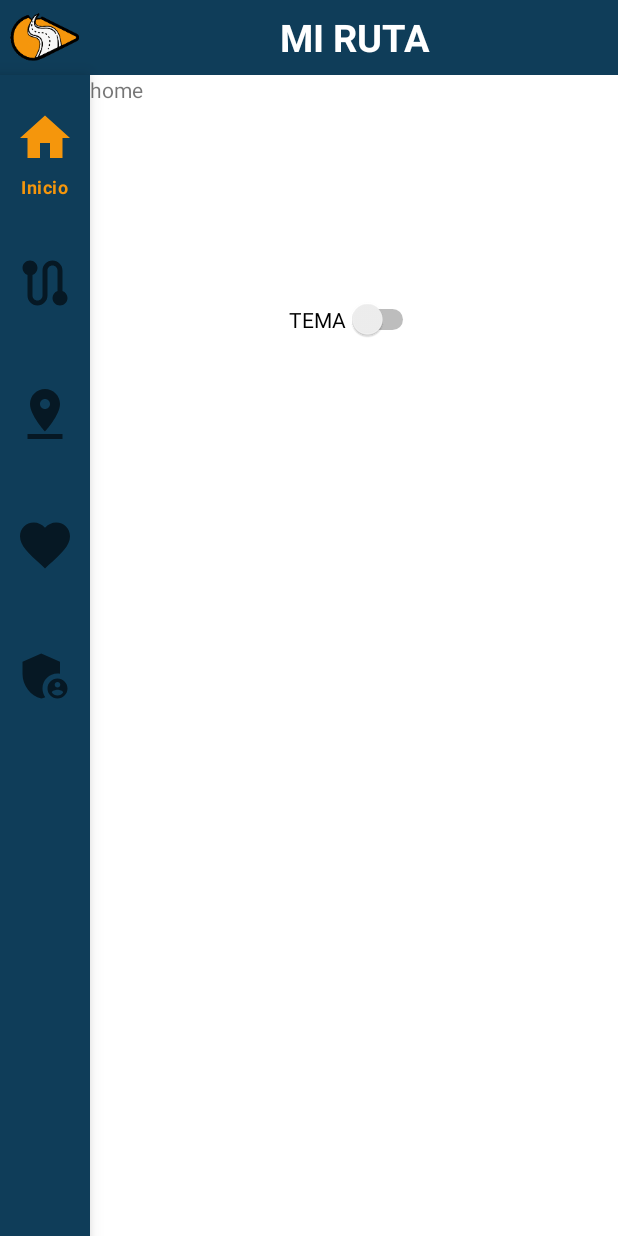
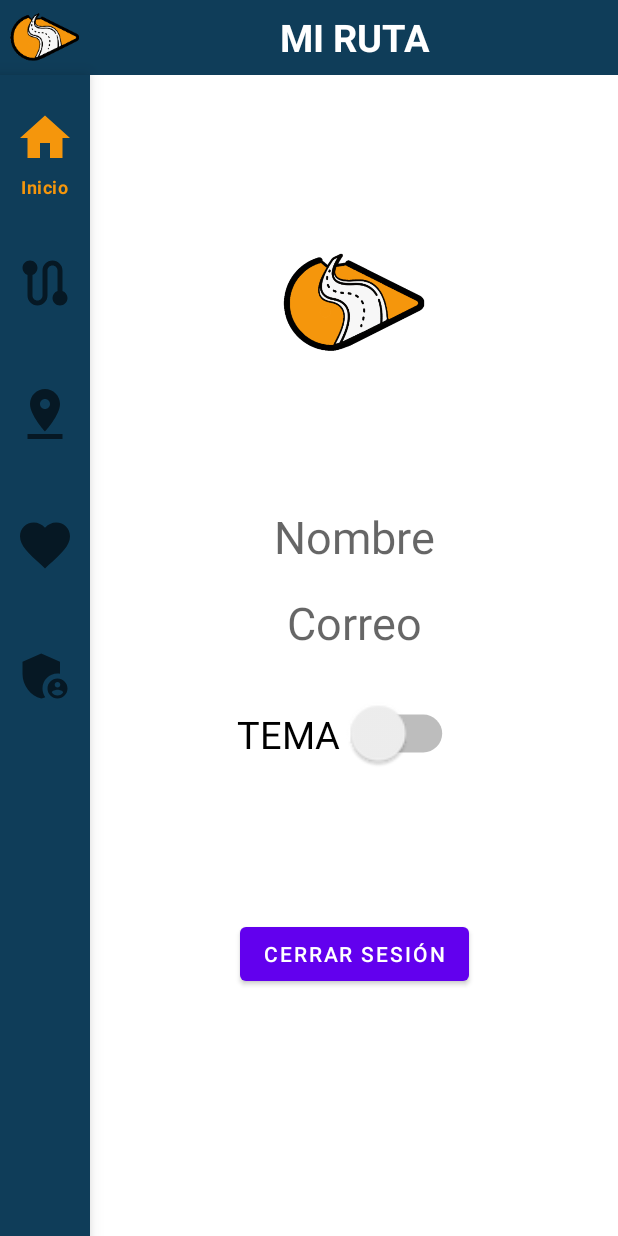
Before and after one commit to Alexis764/MiRutaV2, an Android app: the HomeActivity screen opened directly, with no data from a screen before it, on a phone screen of 412 x 824 dp. Run offline under Robolectric (Android 15) with nearby library versions, the phone set to English and light mode, and no system bars; our stand-ins replace navigation-ui.

Commit message:
Cambios al Switch y Diseño de Home

```diff
--- a/app/src/main/AndroidManifest.xml
+++ b/app/src/main/AndroidManifest.xml
@@ -5,6 +5,8 @@
     <uses-permission android:name="android.permission.INTERNET" /> <!-- Permiso de localizacion para maps -->
     <uses-permission android:name="android.permission.ACCESS_FINE_LOCATION" />
     <uses-permission android:name="android.permission.ACCESS_COARSE_LOCATION" />
+    <!-- Permiso para modificar SharedPreferences -->
+    <uses-permission android:name="android.permission.WRITE_EXTERNAL_STORAGE" />
 
     <application
         android:allowBackup="true"
--- a/app/src/main/java/com/example/mirutav2/home/HomeActivity.kt
+++ b/app/src/main/java/com/example/mirutav2/home/HomeActivity.kt
@@ -27,8 +27,7 @@ class HomeActivity : AppCompatActivity() {
     //Variables para componentes
     private lateinit var nrvHome: NavigationRailView
     private lateinit var fcvHome: NavHostFragment
-    //Variable Switch(Tema)
-    private lateinit var switch: Switch
+
 
     override fun onCreate(savedInstanceState: Bundle?) {
         super.onCreate(savedInstanceState)
@@ -36,7 +35,6 @@ class HomeActivity : AppCompatActivity() {
 
         initComponent()
         initController()
-        initSwitch()
 
     }
 
@@ -45,10 +43,6 @@ class HomeActivity : AppCompatActivity() {
     private fun initComponent() {
         nrvHome = findViewById(R.id.nrvHome)
         fcvHome = supportFragmentManager.findFragmentById(R.id.fcvHome) as NavHostFragment
-
-        //Swith
-        switch = findViewById(R.id.switch1)
-
     }
 
 
@@ -58,29 +52,4 @@ class HomeActivity : AppCompatActivity() {
         nrvHome.setupWithNavController(navController)
     }
 
-    private fun startMain() {
-        val intent = Intent(this, MainActivity::class.java)
-        startActivity(intent)
-    }
-
-
-    // Switch para Tema Claro/Oscuro
-    private fun initSwitch() {
-
-        val sp = getSharedPreferences("SP", Context.MODE_PRIVATE)
-        val editor = sp.edit()
-
-        switch.setOnClickListener {
-
-            if (switch.isChecked) {
-                editor.putInt("Theme",0)
-            } else {
-                editor.putInt("Theme",1)
-            }
-            editor.commit()
-
-        }
-    }
-
-
 }
--- a/app/src/main/java/com/example/mirutav2/home/HomeFragment.kt
+++ b/app/src/main/java/com/example/mirutav2/home/HomeFragment.kt
@@ -1,60 +1,58 @@
 package com.example.mirutav2.home
 
+import android.content.Context
+import android.content.SharedPreferences
 import android.os.Bundle
-import androidx.fragment.app.Fragment
 import android.view.LayoutInflater
 import android.view.View
 import android.view.ViewGroup
+import android.widget.Switch
+import androidx.appcompat.app.AppCompatActivity
+import androidx.appcompat.app.AppCompatDelegate
+import androidx.fragment.app.Fragment
 import com.example.mirutav2.R
 
-// TODO: Rename parameter arguments, choose names that match
-// the fragment initialization parameters, e.g. ARG_ITEM_NUMBER
-private const val ARG_PARAM1 = "param1"
-private const val ARG_PARAM2 = "param2"
+class HomeFragment : Fragment() {
 
-/**
- * A simple [Fragment] subclass.
- * Use the [HomeFragment.newInstance] factory method to
- * create an instance of this fragment.
- */
-class HomeFragment : Fragment() {
-    // TODO: Rename and change types of parameters
-    private var param1: String? = null
-    private var param2: String? = null
-
-    override fun onCreate(savedInstanceState: Bundle?) {
-        super.onCreate(savedInstanceState)
-        arguments?.let {
-            param1 = it.getString(ARG_PARAM1)
-            param2 = it.getString(ARG_PARAM2)
-        }
-    }
+    private lateinit var switch: Switch
 
     override fun onCreateView(
         inflater: LayoutInflater, container: ViewGroup?,
         savedInstanceState: Bundle?
     ): View? {
-        // Inflate the layout for this fragment
-        return inflater.inflate(R.layout.fragment_home, container, false)
+        val rootView: View = inflater.inflate(R.layout.fragment_home, container, false)
+        initComponent(rootView)
+        initSwitch()
+        return rootView
     }
 
-    companion object {
-        /**
-         * Use this factory method to create a new instance of
-         * this fragment using the provided parameters.
-         *
-         * @param param1 Parameter 1.
-         * @param param2 Parameter 2.
-         * @return A new instance of fragment HomeFragment.
-         */
-        // TODO: Rename and change types and number of parameters
-        @JvmStatic
-        fun newInstance(param1: String, param2: String) =
-            HomeFragment().apply {
-                arguments = Bundle().apply {
-                    putString(ARG_PARAM1, param1)
-                    putString(ARG_PARAM2, param2)
-                }
+    private fun initComponent(rootView: View) {
+        switch = rootView.findViewById(R.id.switch1)
+    }
+
+    private fun initSwitch() {
+        val activity = requireActivity()
+        val sp: SharedPreferences = activity.getSharedPreferences("SP", Context.MODE_PRIVATE)
+        val editor = sp.edit()
+
+        switch.setOnCheckedChangeListener { _, isChecked ->
+            if (isChecked) {
+                editor.putInt("Theme", 0)
+            } else {
+                editor.putInt("Theme", 1)
             }
+            editor.apply()
+            setDayNight(activity as AppCompatActivity)
+        }
+    }
+
+    private fun setDayNight(activity: AppCompatActivity) {
+        val sp: SharedPreferences = activity.getSharedPreferences("SP", Context.MODE_PRIVATE)
+        val theme = sp.getInt("Theme", 1)
+        if (theme == 0) {
+            activity.delegate.localNightMode = AppCompatDelegate.MODE_NIGHT_YES
+        } else {
+            activity.delegate.localNightMode = AppCompatDelegate.MODE_NIGHT_NO
+        }
     }
 }
--- a/app/src/main/res/layout/activity_home.xml
+++ b/app/src/main/res/layout/activity_home.xml
@@ -64,17 +64,4 @@
 
     </androidx.fragment.app.FragmentContainerView>
 
-    <!-- Button Switch White/Black -->
-
-    <Switch
-        android:id="@+id/switch1"
-        android:layout_width="wrap_content"
-        android:layout_height="wrap_content"
-        android:text="TEMA"
-        app:layout_constraintBottom_toBottomOf="@+id/fcvHome"
-        app:layout_constraintEnd_toEndOf="@+id/fcvHome"
-        app:layout_constraintStart_toEndOf="@+id/nrvHome"
-        app:layout_constraintTop_toBottomOf="@+id/tbHome"
-        app:layout_constraintVertical_bias="0.2"/>
-
 </androidx.constraintlayout.widget.ConstraintLayout>
--- a/app/src/main/res/layout/fragment_home.xml
+++ b/app/src/main/res/layout/fragment_home.xml
@@ -1,14 +1,82 @@
 <?xml version="1.0" encoding="utf-8"?>
-<FrameLayout xmlns:android="http://schemas.android.com/apk/res/android"
+<androidx.constraintlayout.widget.ConstraintLayout
+    xmlns:android="http://schemas.android.com/apk/res/android"
+    xmlns:app="http://schemas.android.com/apk/res-auto"
     xmlns:tools="http://schemas.android.com/tools"
     android:layout_width="match_parent"
     android:layout_height="match_parent"
     tools:context=".home.HomeFragment">
 
-    <!-- TODO: Update blank fragment layout -->
+
+    <ImageView
+        android:id="@+id/avatarImageView"
+        android:layout_width="100dp"
+        android:layout_height="100dp"
+        android:src="@drawable/logo"
+        app:layout_constraintBottom_toBottomOf="parent"
+        app:layout_constraintEnd_toEndOf="parent"
+        app:layout_constraintStart_toStartOf="parent"
+        app:layout_constraintTop_toTopOf="parent"
+        app:layout_constraintVertical_bias="0.15" />
+
     <TextView
-        android:layout_width="match_parent"
-        android:layout_height="match_parent"
-        android:text="home" />
+        android:id="@+id/nombreTextView"
+        android:layout_width="200dp"
+        android:layout_height="wrap_content"
 
-</FrameLayout>
+        android:text="Nombre"
+        android:textAppearance="?android:textAppearanceMedium"
+        android:textAlignment="center"
+        android:textSize="30dp"
+
+        app:layout_constraintBottom_toBottomOf="@id/correoTextView"
+        app:layout_constraintEnd_toEndOf="parent"
+        app:layout_constraintStart_toStartOf="parent"
+        app:layout_constraintTop_toBottomOf="@id/avatarImageView"
+        app:layout_constraintVertical_bias="0.6"/>
+
+    <TextView
+        android:id="@+id/correoTextView"
+        android:layout_width="200dp"
+        android:layout_height="wrap_content"
+
+        android:text="Correo"
+        android:textAppearance="?android:textAppearanceMedium"
+        android:textAlignment="center"
+        android:textSize="30dp"
+
+        app:layout_constraintBottom_toBottomOf="@id/switch1"
+        app:layout_constraintEnd_toEndOf="parent"
+        app:layout_constraintStart_toStartOf="parent"
+        app:layout_constraintTop_toBottomOf="@id/nombreTextView"
+        app:layout_constraintVertical_bias="0.2"/>
+
+    <!-- Boton Switch White/Black -->
+
+    <Switch
+        android:id="@+id/switch1"
+        android:layout_width="wrap_content"
+        android:layout_height="wrap_content"
+        android:text="TEMA"
+        app:layout_constraintBottom_toBottomOf="parent"
+        app:layout_constraintEnd_toEndOf="parent"
+        app:layout_constraintStart_toStartOf="parent"
+        app:layout_constraintTop_toTopOf="@+id/correoTextView"
+        app:layout_constraintVertical_bias="0.2"
+        android:scaleX="1.8"
+        android:scaleY="1.8"
+        />
+
+    <Button
+        android:id="@+id/cerrarSesionButton"
+        android:layout_width="wrap_content"
+        android:layout_height="wrap_content"
+        android:text="Cerrar sesión"
+        app:layout_constraintBottom_toBottomOf="parent"
+        app:layout_constraintEnd_toEndOf="parent"
+        app:layout_constraintStart_toStartOf="parent"
+        app:layout_constraintTop_toBottomOf="@id/switch1"
+        app:layout_constraintVertical_bias="0.4"/>
+
+
+</androidx.constraintlayout.widget.ConstraintLayout>
```
